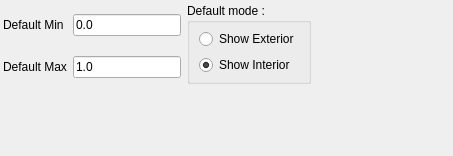
The window that src/gui/forms/toolbar_clippingParameters.ui (open-scan-crew/OpenScanTools) describes before a commit, drawn with Qt 5.
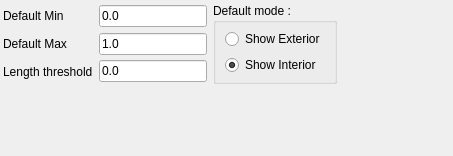
The same window after the commit. Custom widgets are drawn as their Qt base class.

Commit message: Add length threshold for cylinder/measure clipping

Patch:
```diff
--- a/src/gui/forms/toolbar_clippingParameters.ui
+++ b/src/gui/forms/toolbar_clippingParameters.ui
@@ -83,7 +83,7 @@
      </property>
     </widget>
    </item>
-   <item row="1" column="2" rowspan="2">
+   <item row="1" column="2" rowspan="3">
     <widget class="QGroupBox" name="groupBox">
      <property name="title">
       <string>Default mode :</string>
@@ -150,6 +150,32 @@
      </property>
     </widget>
    </item>
+   <item row="3" column="0">
+    <widget class="QLabel" name="label_defaultLengthThreshold">
+     <property name="text">
+      <string>Length threshold</string>
+     </property>
+    </widget>
+   </item>
+   <item row="3" column="1">
+    <widget class="QDoubleEdit" name="lineEdit_defaultLengthThreshold">
+     <property name="sizePolicy">
+      <sizepolicy hsizetype="Preferred" vsizetype="Fixed">
+       <horstretch>0</horstretch>
+       <verstretch>0</verstretch>
+      </sizepolicy>
+     </property>
+     <property name="acceptDrops">
+      <bool>false</bool>
+     </property>
+     <property name="toolTip">
+      <string/>
+     </property>
+     <property name="text">
+      <string notr="true">0.0</string>
+     </property>
+    </widget>
+   </item>
    <item row="1" column="3">
     <spacer name="horizontalSpacer">
      <property name="orientation">
```
Left out of the diff: 2 changed lines with no effect on the pictures. The commit also changes 19 other files.
